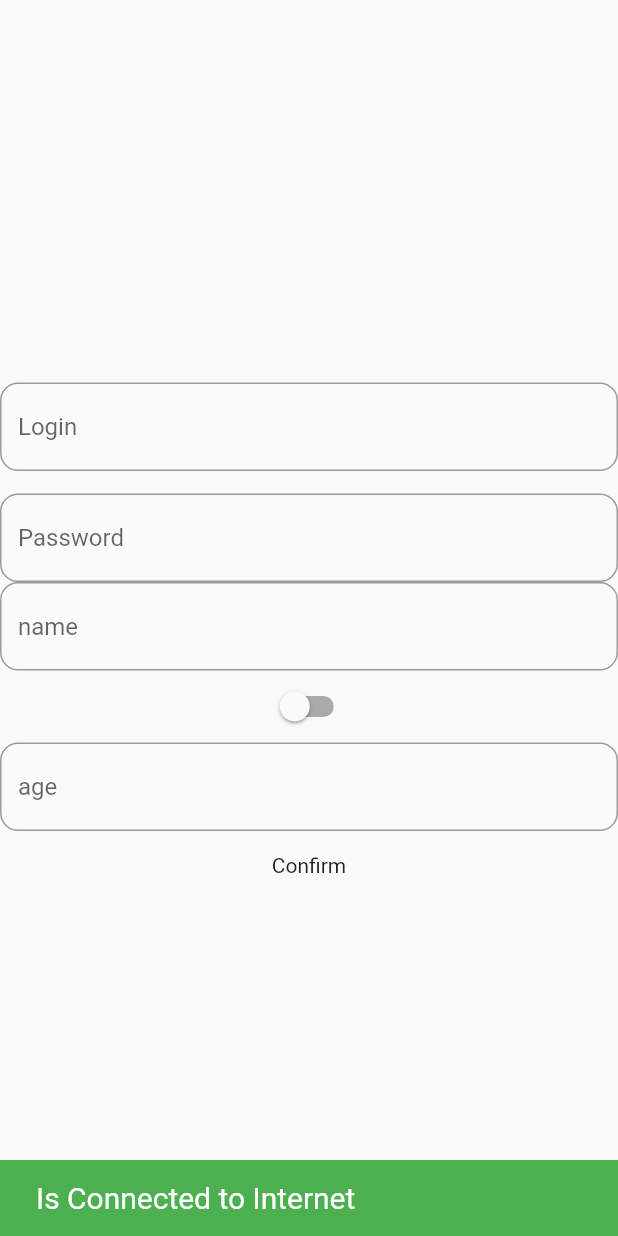
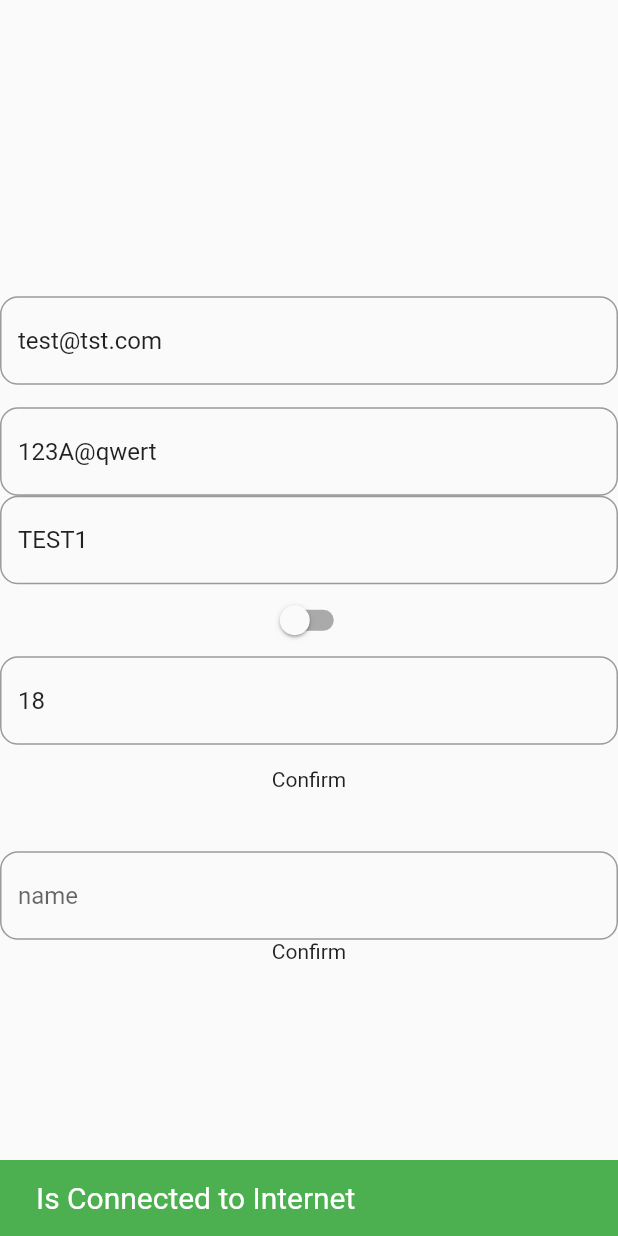
Before and after one commit to Taverz/crypto_quest, a Flutter app: the screen it shows after launch, on a phone screen of 412 x 824 dp. Run offline on Flutter 3.47's test engine with Material 2 defaults, Android fonts, the phone set to English and light mode, and no system bars; our stand-ins replace connectivity_plus, flutter_hooks, get, get_it, go_router, hooks_riverpod and 1 more; missing offline and left inert: agconnect_auth.

Commit message:
registration success

```diff
--- a/lib/screen/registration_page.dart
+++ b/lib/screen/registration_page.dart
@@ -25,34 +25,59 @@ class RegistrationPageW extends HookConsumerWidget {
           Container(
             child: const Text(""),
           ),
-          TextFieldCustomW("Login", (data){
+          TextFieldCustomW(ref.watch(loginPageProv).login ,"Login", (data){
             ref.watch(loginPageProv).login = data;
           },
           ),
           sizeV,
-           TextFieldCustomW("Password", (data){
+           TextFieldCustomW(ref.watch(loginPageProv).password ,"Password", (data){
             ref.watch(loginPageProv).password = data;
           },
           ),
-          TextFieldCustomW("name", (data){
+          TextFieldCustomW(ref.watch(loginPageProv).name ,"name", (data){
             ref.watch(loginPageProv).name = data;
           },
           ),
           Switch(value:ref.watch(loginPageProv).male , onChanged: (val){ref.watch(loginPageProv).male = val;}),
-          TextFieldCustomW("age", (data){
+          TextFieldCustomW(ref.watch(loginPageProv).age.toString()  ,"age", (data){
             ref.watch(loginPageProv).age = int.parse(data.isEmpty?"0":data);
           },
           ),
           sizeV,
+          //TODO: если письмо не видно провертье в Спам, возможно оно  случано упало туда
           _buttonConfirm(
-            (){ref.watch(loginPageProv).registration(
-              (){
-              context.go(AppRoutesConst.SPLASH+ AppRoutesConst.LOGIN);
+            (){
+              //TODO: interval send
+                  ref.watch(loginPageProv).registration(
+                    (){
+                    print('SUCCESS REQ CONFIRM WERTEGO');
+                    // context.go(AppRoutesConst.SPLASH+ AppRoutesConst.LOGIN);
+                  },
+                  (){
+                      //TODO: Dialog errore
+                  },
+                  );
+                  //TODO: bloc butonn start timer from
             },
+          ),
+          SizedBox(height: 40,),
+
+          TextFieldCustomW(ref.watch(loginPageProv).werifyCode ,"name", (data){
+            ref.watch(loginPageProv).werifyCode = data;
+          },
+          ),
+          _buttonConfirm(
             (){
+                ref.watch(loginPageProv).confirmEmail(
+                  success:(){
+                    print('SUCCESS REGISTRATION WERTEGO');
+                  // context.go(AppRoutesConst.SPLASH+ AppRoutesConst.LOGIN);
+                },
+                errore:(){
 
+                },
+                );
             },
-            );},
           ),
         ],
         ),
@@ -76,11 +101,12 @@ class RegistrationPageW extends HookConsumerWidget {
 
 class TextFieldCustomW extends  HookConsumerWidget{
   final String hint;
+  final String initControllerText;
   final Function(String) writetext;
-  const TextFieldCustomW(this.hint, this.writetext);
+  const TextFieldCustomW(this.initControllerText, this.hint, this.writetext);
    @override
   Widget build(BuildContext context, WidgetRef ref) {
-    final controller = useTextEditingController();
+    final controller = useTextEditingController(text:initControllerText);
     controller.addListener(() {
       writetext(controller.text);
     });
--- a/pubspec.yaml
+++ b/pubspec.yaml
@@ -24,7 +24,9 @@ dependencies:
   shimmer: ^2.0.0
   # auto_route: ^6.3.0
   go_router: ^6.5.7
+  # Хранение локально дданных которые требуют конфедециоальности, шифрования
   hive: ^2.2.3
+  # Локальное хранение данных которые не требует
   drift: ^2.7.0
   dio: ^5.1.1
   connectivity_plus: ^3.0.2
@@ -62,6 +64,8 @@ dependencies:
   # agconnect_core: ^1.6.0+300
   huawei_push: ^6.7.0+300
 
+  rflutter_alert: ^2.0.4
+
 dev_dependencies:
   flutter_test:
     sdk: flutter
```
Also changed, not shown: lib/main.dart (+18 -0 lines), lib/service/authorization_service.dart (+92 -39 lines), lib/service/dialog_service.dart (+83 -3 lines), pubspec.lock.
